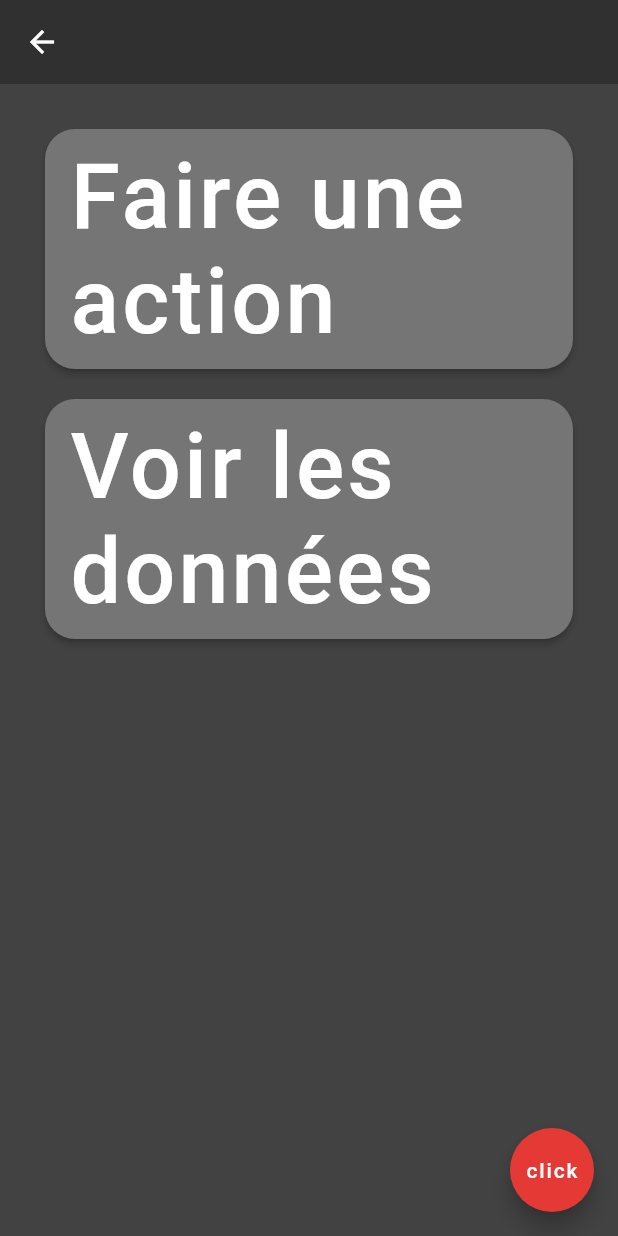
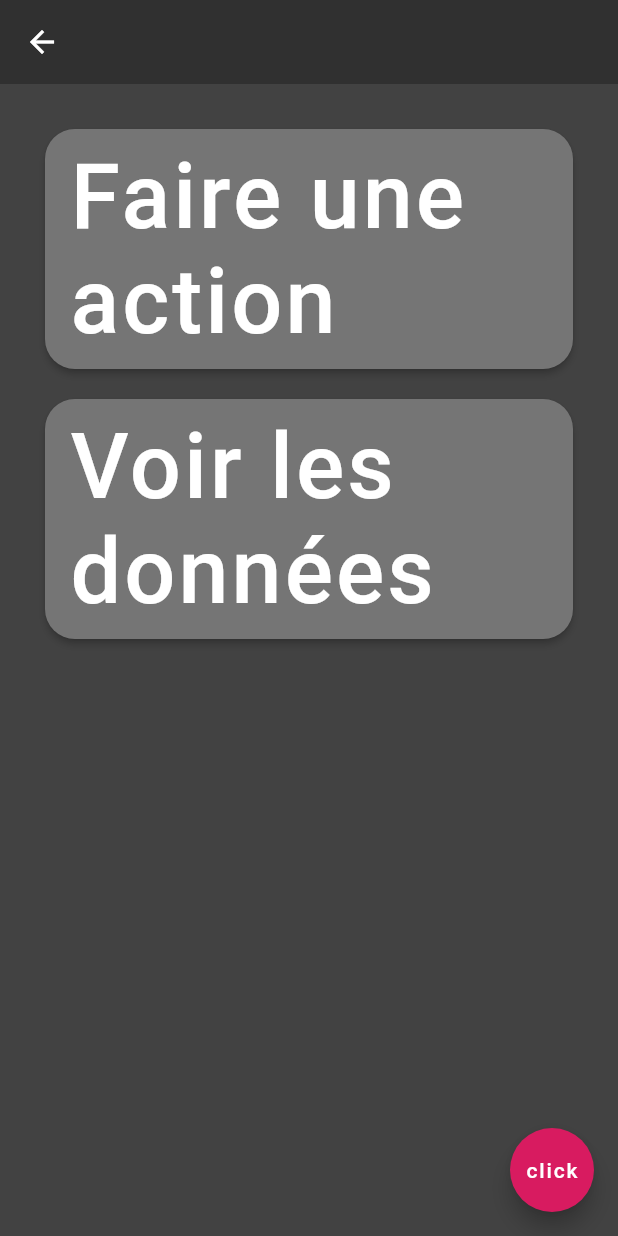
Before and after one commit to Yaaaqu/app_farmbot, a Flutter app: the screen it shows after launch, on a phone screen of 412 x 824 dp. Run offline on Flutter 3.47's test engine with Material 2 defaults, Android fonts, the phone set to English and light mode, and no system bars; Roboto replaces fonts that are missing (Dongle).

Commit message:
Test commit

```diff
--- a/lib/pages/Menu.dart
+++ b/lib/pages/Menu.dart
@@ -71,7 +71,7 @@ class Menu extends StatelessWidget {
       floatingActionButton: FloatingActionButton(
         onPressed: () {},
         child: Text('click'),
-        backgroundColor: Colors.red[600],
+        backgroundColor: Colors.pink[600],
       ),
     );
   }
```
